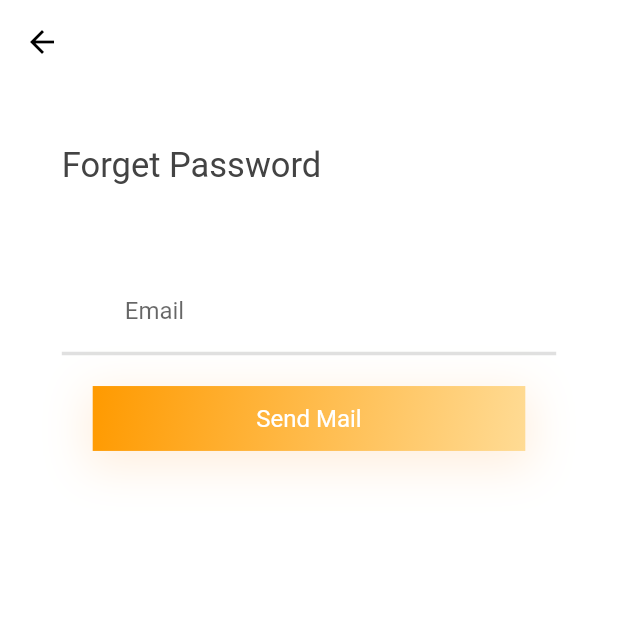
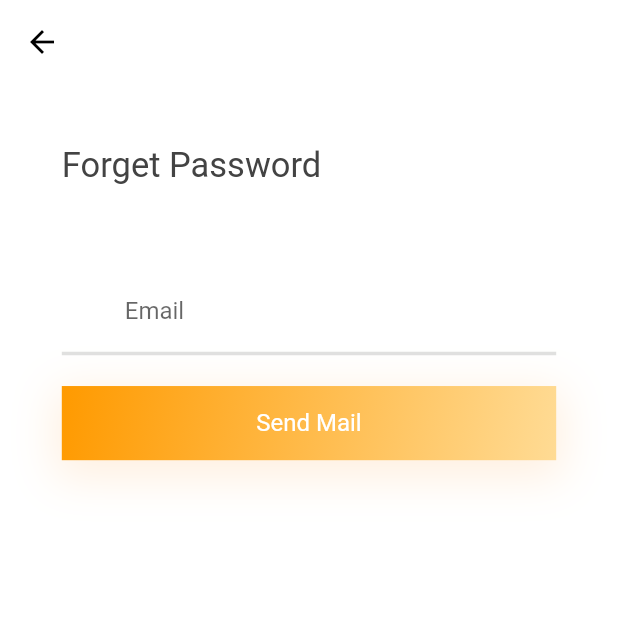
Before and after one commit to MFY2000/Jawan-Pakistan_Mobile-Hybrid-App-Dev-Using-Flutter_, a Flutter app: the ForgetPassword screen opened directly, on a phone screen of 412 x 824 dp, the top half of it. Run offline on Flutter 3.47's test engine with Material 2 defaults, Android fonts, the phone set to English and light mode, and no system bars; our stand-ins replace date_time_picker, firebase_auth, firebase_core, font_awesome_flutter; accounts and stored records are empty; Roboto replaces fonts that are missing (Overlook, Times New Roman).

Commit message:
MFY auto commit at 16/12/2021 18:55:35

```diff
--- a/Tasks/Task10 (Login app firebase)/fb_login_app/lib/Components/Custom/Button/ButtonColored.dart
+++ b/Tasks/Task10 (Login app firebase)/fb_login_app/lib/Components/Custom/Button/ButtonColored.dart
@@ -19,12 +19,11 @@ class ButtonColored extends StatelessWidget {
         decoration: BoxDecoration(
             gradient: kPrimaryGradientColor,
             boxShadow: [getShadow(kPrimaryColor)]),
-        height: getSize(false, 0.0525),
-        width: getSize(true, .7),
+        height: getSize(false, 0.06),
         alignment: Alignment.center,
         child: Text(
           text,
-          style: TextStyle(color: kPrimaryLightColor),
+          style: const TextStyle(color: kPrimaryLightColor),
         ),
       ),
     );
```
